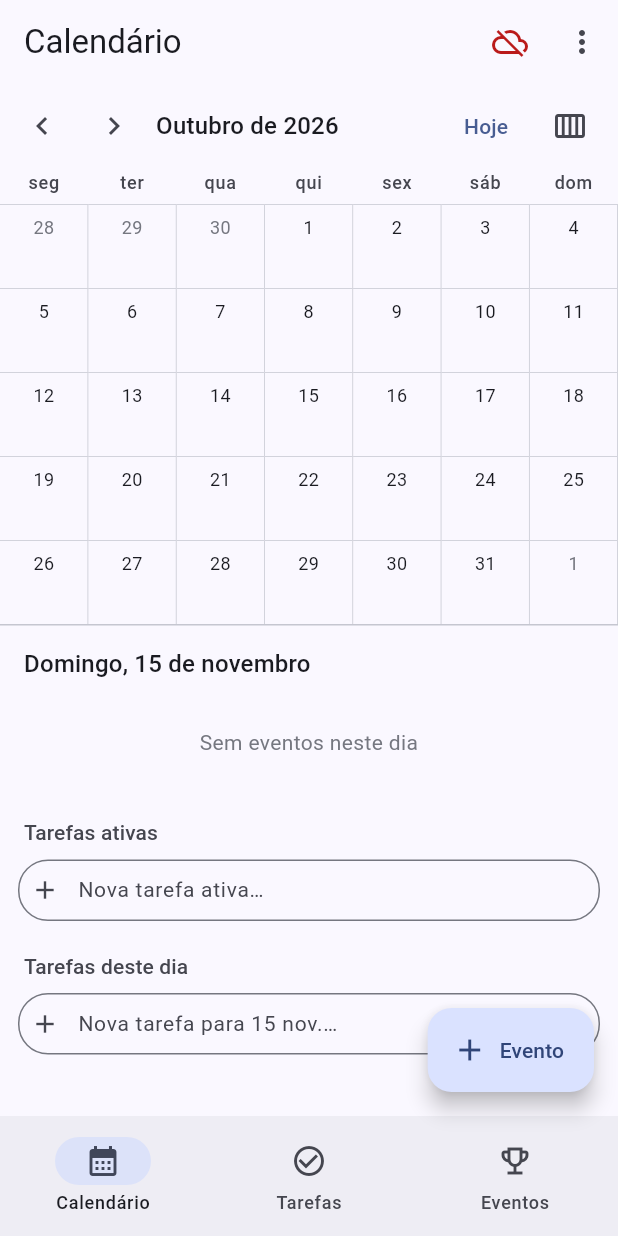
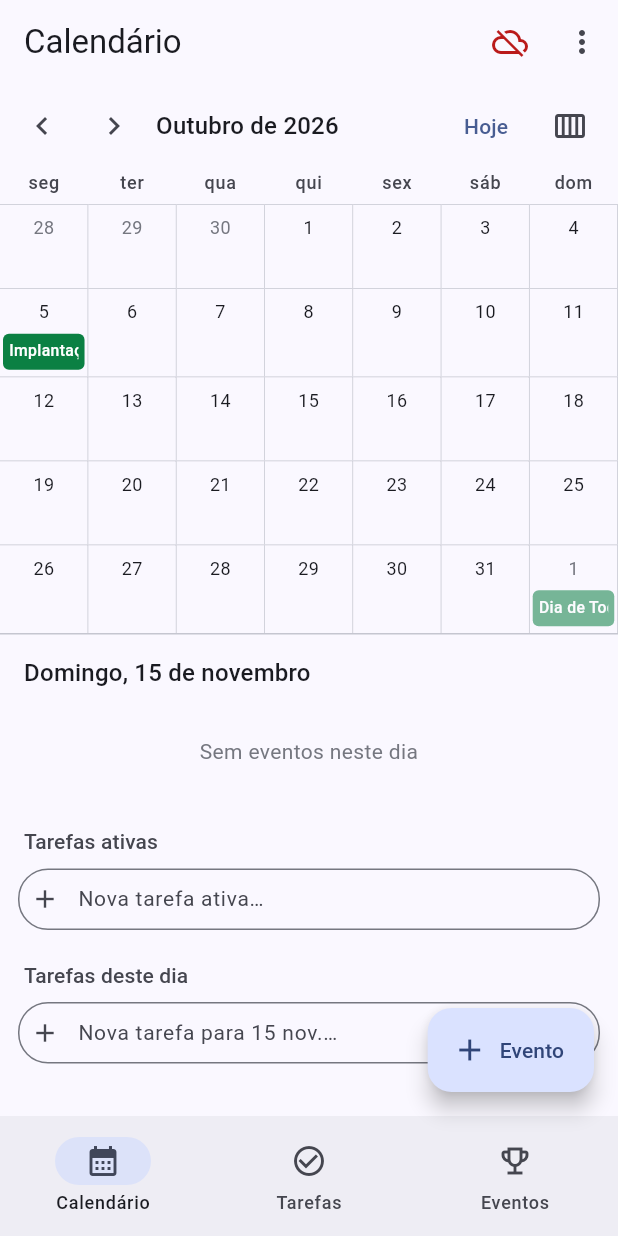
Before and after one commit to milheirobernardowork/calendario, a Flutter app: the screen it shows once a user with an empty profile is signed in, after a tap on the "chevron left" icon, on a phone screen of 412 x 824 dp. Run offline on Flutter 3.47's test engine with Material 3 defaults, Android fonts, the phone set to English and light mode, and no system bars; our stand-ins replace shared_preferences, supabase_flutter; accounts and stored records are empty; network calls fail.

Commit message:
Feriados de Portugal (verde escuro); botão direito num evento: editar ou eliminar, com anular
Co-Authored-By: Claude Opus 5.5 <noreply@anthropic.com>
Claude-Session: https://claude.ai/code/session_01HCC2AibBqbawuyMN4q5b74

```diff
--- /dev/null
+++ b/lib/holidays.dart
@@ -0,0 +1,74 @@
+import 'models.dart';
+
+/// Prefixo do id dos feriados (eventos calculados, nunca gravados).
+const holidayPrefix = 'feriado:';
+
+/// Cor dos feriados: verde escuro (índice em `eventColors`).
+const holidayColor = 8;
+
+extension HolidayEvent on Event {
+  bool get isHoliday => id.startsWith(holidayPrefix);
+}
+
+/// Domingo de Páscoa (algoritmo de Meeus/Jones/Butcher, calendário
+/// gregoriano).
+DateTime easter(int year) {
+  final a = year % 19;
+  final b = year ~/ 100;
+  final c = year % 100;
+  final d = b ~/ 4;
+  final e = b % 4;
+  final f = (b + 8) ~/ 25;
+  final g = (b - f + 1) ~/ 3;
+  final h = (19 * a + b - d - g + 15) % 30;
+  final i = c ~/ 4;
+  final k = c % 4;
+  final l = (32 + 2 * e + 2 * i - h - k) % 7;
+  final m = (a + 11 * h + 22 * l) ~/ 451;
+  final month = (h + l - 7 * m + 114) ~/ 31;
+  final day = (h + l - 7 * m + 114) % 31 + 1;
+  return DateTime(year, month, day);
+}
+
+/// Feriados nacionais de Portugal (e o Carnaval, habitualmente
+/// tolerância de ponto) de um ano.
+Map<DateTime, String> portugueseHolidays(int year) {
+  final p = easter(year);
+  DateTime fromEaster(int days) => DateTime(p.year, p.month, p.day + days);
+  return {
+    DateTime(year, 1, 1): 'Dia de Ano Novo',
+    fromEaster(-47): 'Carnaval',
+    fromEaster(-2): 'Sexta-feira Santa',
+    p: 'Páscoa',
+    DateTime(year, 4, 25): 'Dia da Liberdade',
+    DateTime(year, 5, 1): 'Dia do Trabalhador',
+    fromEaster(60): 'Corpo de Deus',
+    DateTime(year, 6, 10): 'Dia de Portugal',
+    DateTime(year, 8, 15): 'Assunção de Nossa Senhora',
+    DateTime(year, 10, 5): 'Implantação da República',
+    DateTime(year, 11, 1): 'Dia de Todos os Santos',
+    DateTime(year, 12, 1): 'Dia da Restauração da Independência',
+    DateTime(year, 12, 8): 'Imaculada Conceição',
+    DateTime(year, 12, 25): 'Dia de Natal',
+  };
+}
+
+final _cache = <int, Map<DateTime, Event>>{};
+
+/// Feriado num dia, como evento de dia inteiro (ou `null`).
+Event? holidayOn(DateTime day) {
+  final d = dateOnly(day);
+  final year = _cache[d.year] ??= {
+    for (final h in portugueseHolidays(d.year).entries)
+      h.key: Event(
+        id: '$holidayPrefix${h.key.toIso8601String().substring(0, 10)}',
+        title: h.value,
+        start: h.key,
+        end: h.key,
+        allDay: true,
+        color: holidayColor,
+        updatedAt: DateTime.utc(2000),
+      ),
+  };
+  return year[d];
+}
--- a/lib/store.dart
+++ b/lib/store.dart
@@ -4,6 +4,7 @@ import 'dart:convert';
 import 'package:flutter/foundation.dart';
 import 'package:shared_preferences/shared_preferences.dart';
 
+import 'holidays.dart';
 import 'models.dart';
 
 /// Acesso ao servidor. Abstraído para poder ser testado sem rede.
@@ -214,6 +215,12 @@ class Store extends ChangeNotifier {
       for (final e in _recurring!)
         if (e.occursOn(d)) e,
     ];
+    // Feriado do dia, a não ser que já exista um evento com o mesmo nome.
+    final holiday = holidayOn(d);
+    if (holiday != null) {
+      final name = normalizeText(holiday.title);
+      if (!list.any((e) => normalizeText(e.title) == name)) list.add(holiday);
+    }
     list.sort((a, b) {
       if (a.allDay != b.allDay) return a.allDay ? -1 : 1;
       // Pela hora do dia: numa série, a data de início é a da 1.ª ocorrência.
@@ -293,6 +300,14 @@ class Store extends ChangeNotifier {
   }
 
   void deleteEvent(Event e) => _put(_events, e, delete: true);
+
+  /// Desfaz uma eliminação (ou repõe um evento como estava).
+  void restoreEvent(Event e, {Recurrence? recurrence}) {
+    e.deletedAt = null;
+    if (recurrence != null) e.recurrence = recurrence;
+    _put(_events, e);
+  }
+
   void deleteTask(Task t) => _put(_tasks, t, delete: true);
 
   /// Desloca um evento [days] dias; com [copy] cria um duplicado e mantém
```
Also changed, not shown: lib/screens/calendar.dart (+108 -7 lines), 1 other file.
